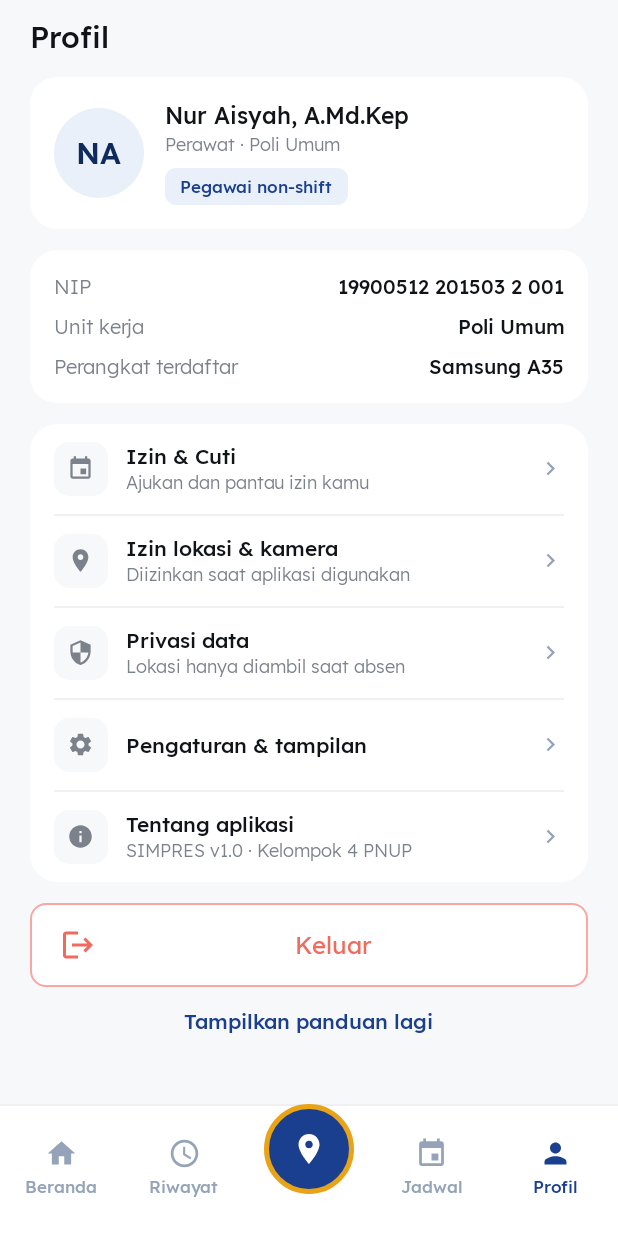
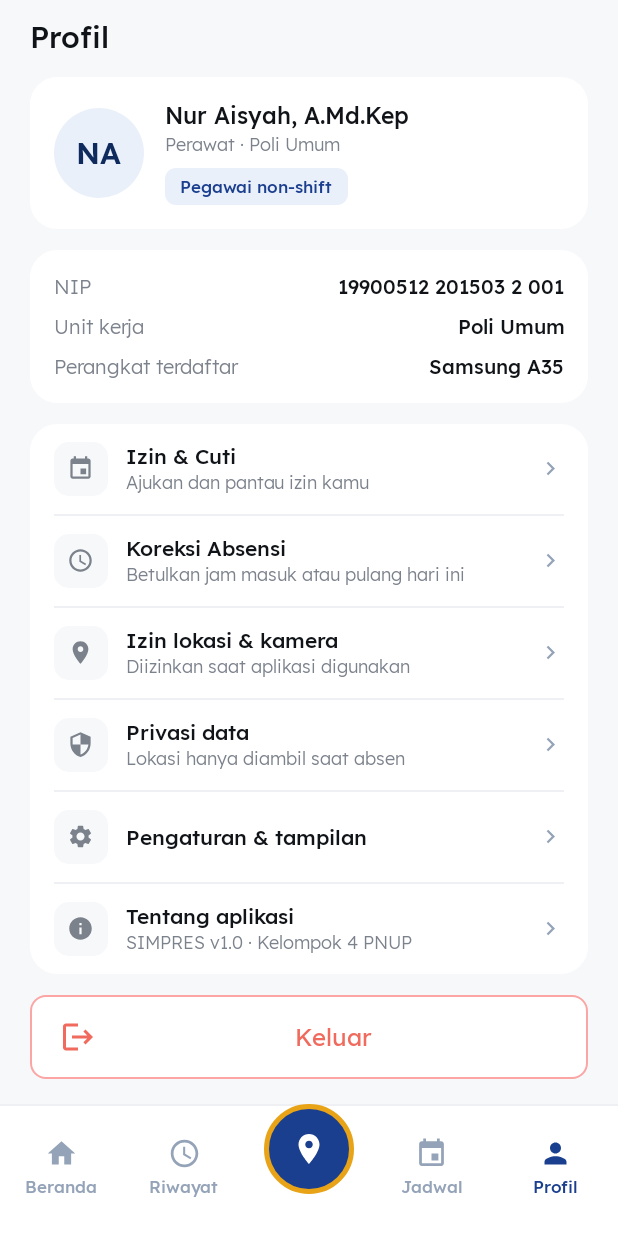
Before and after one commit to VibeCoderFinalBoss99/SIMPRES, an Android app: the ProfileFragment screen opened through its navigation route, on a phone screen of 412 x 824 dp. Run offline under Robolectric (Android 15) with nearby library versions, the phone set to English and light mode, and no system bars.

Commit message:
Perbaiki bug dari pengujian per pengguna: menu koreksi absensi, crash kamera tugas lapangan, dan peta di jaringan lambat

```diff
--- a/app/src/main/java/com/simpres/app/ui/home/HomeScreens.kt
+++ b/app/src/main/java/com/simpres/app/ui/home/HomeScreens.kt
@@ -348,6 +348,7 @@ class ProfileFragment : BaseFragment(R.layout.fragment_profile) {
         view.onClick(R.id.rowPermission) { go(R.id.privacyFragment) }
         view.onClick(R.id.rowPrivacy) { go(R.id.privacyFragment) }
         view.onClick(R.id.rowSettings) { go(R.id.configFragment) }
+        view.onClick(R.id.rowCorrection) { go(R.id.correctionFragment) }
         view.onClick(R.id.rowAbout) { go(R.id.aboutFragment) }
         view.onClick(R.id.btnLogout) { showLogoutDialog() }
         view.onClick(R.id.tvShowGuide) {
--- a/app/src/main/res/layout/fragment_profile.xml
+++ b/app/src/main/res/layout/fragment_profile.xml
@@ -193,6 +193,59 @@
                             android:layout_width="wrap_content"
                             android:layout_height="wrap_content"
                             android:text="@string/profile_ajukan_dan_pantau_izin"
+                            android:layout_marginTop="1dp" />
+                    </LinearLayout>
+                    <ImageView
+                        android:layout_width="18dp"
+                        android:layout_height="18dp"
+                        android:src="@drawable/ic_chevron_right"
+                        android:layout_marginStart="8dp"
+                        android:tint="@color/ink_faint" />
+                </LinearLayout>
+                <View
+                    style="@style/Divider"
+                    android:layout_width="match_parent"
+                    android:layout_height="1dp"
+                    android:layout_marginStart="16dp"
+                    android:layout_marginEnd="16dp" />
+                <LinearLayout
+                    android:id="@+id/rowCorrection"
+                    android:layout_width="match_parent"
+                    android:layout_height="wrap_content"
+                    android:orientation="horizontal"
+                    android:gravity="center_vertical"
+                    android:paddingTop="12dp"
+                    android:paddingBottom="12dp"
+                    android:paddingStart="16dp"
+                    android:paddingEnd="16dp">
+                    <FrameLayout
+                        android:layout_width="36dp"
+                        android:layout_height="36dp"
+                        android:background="@drawable/bg_tile_neutral">
+                        <ImageView
+                            android:layout_width="18dp"
+                            android:layout_height="18dp"
+                            android:src="@drawable/ic_clock"
+                            android:tint="@color/ink_muted"
+                            android:layout_gravity="center" />
+                    </FrameLayout>
+                    <LinearLayout
+                        android:layout_width="0dp"
+                        android:layout_height="wrap_content"
+                        android:orientation="vertical"
+                        android:layout_weight="1"
+                        android:layout_marginStart="12dp"
+                        android:layout_gravity="center_vertical">
+                        <TextView
+                            style="@style/T.Item"
+                            android:layout_width="wrap_content"
+                            android:layout_height="wrap_content"
+                            android:text="@string/profile_koreksi" />
+                        <TextView
+                            style="@style/T.Small"
+                            android:layout_width="wrap_content"
+                            android:layout_height="wrap_content"
+                            android:text="@string/profile_koreksi_sub"
                             android:layout_marginTop="1dp" />
                     </LinearLayout>
                     <ImageView
--- a/app/src/main/res/values/strings.xml
+++ b/app/src/main/res/values/strings.xml
@@ -215,6 +215,9 @@
     <string name="leave_form_izin_keluar_jam_kerja">Izin keluar jam kerja perlu dikonfirmasi atasan atau admin. Kamu akan mendapat notifikasi saat diputuskan.</string>
     <string name="leave_form_izin_sakit_lebih_dari">Izin sakit wajib melampirkan foto surat dokter. Absensi pada tanggal izin dicatat otomatis sebagai Izin.</string>
     <string name="leave_form_cuti">Cuti</string>
+    <string name="profile_koreksi">Koreksi Absensi</string>
+    <string name="profile_koreksi_sub">Betulkan jam masuk atau pulang hari ini</string>
+    <string name="msg_need_camera">Izin kamera diperlukan untuk memotret bukti kegiatan. Aktifkan di Pengaturan aplikasi.</string>
     <string name="leave_all_day">Sepanjang hari</string>
     <string name="leave_form_cuti_info">Cuti dikonfirmasi admin. Setelah diterima, absensi pada tanggal cuti dicatat otomatis sebagai Izin.</string>
     <string name="leave_form_lampiran">Lampiran</string>
```
Also changed, not shown: app/src/main/java/com/simpres/app/ui/attendance/AttendanceScreens.kt (+13 -1 lines), app/src/main/java/com/simpres/app/ui/attendance/OsmMap.kt (+37 -17 lines).
